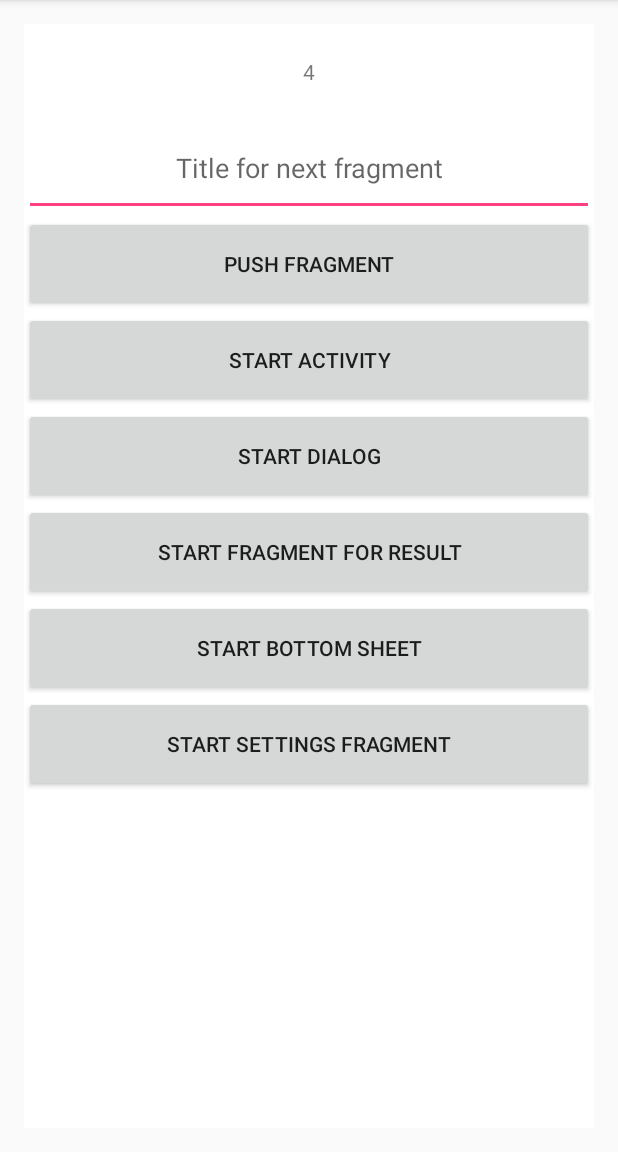
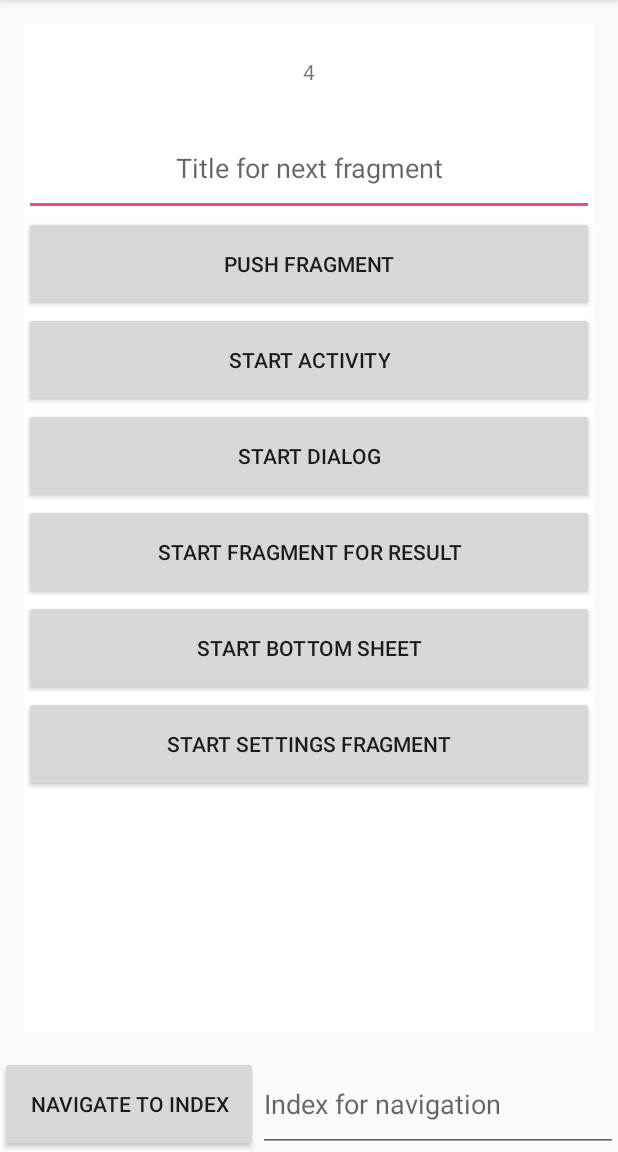
Before and after one commit to zyvpeople/FragmentNavigation, an Android app: the screen it shows after launch (MainActivity), on a phone screen of 412 x 824 dp, the part 84-1236 px from its top. Run offline under Robolectric (Android 15) with nearby library versions, the phone set to English and light mode, and no system bars.

Commit message:
added 'navigate' method

```diff
--- a/app/src/main/java/com/develop/zuzik/fragmentnavigation/MainActivity.kt
+++ b/app/src/main/java/com/develop/zuzik/fragmentnavigation/MainActivity.kt
@@ -3,8 +3,9 @@ package com.develop.zuzik.fragmentnavigation
 import android.os.Bundle
 import android.support.v4.app.Fragment
 import android.support.v7.app.AppCompatActivity
+import com.develop.zuzik.fragmentnavigation.dsl.Scene
 import com.develop.zuzik.fragmentnavigation.navigation_fragment.NavigationFragment
-import com.develop.zuzik.fragmentnavigation.dsl.Scene
+import kotlinx.android.synthetic.main.activity_main.*
 
 class MainActivity : AppCompatActivity(), NavigationContainer {
 
@@ -19,6 +20,10 @@ class MainActivity : AppCompatActivity(), NavigationContainer {
                     .beginTransaction()
                     .add(R.id.placeholder, navigationFragment)
                     .commit()
+        }
+        navigateToIndex.setOnClickListener {
+            val indexForNavigation = Integer.parseInt(navigationIndex.text.toString())
+            navigationFragment()?.navigateToIndex(indexForNavigation)
         }
     }
 
--- a/app/src/main/java/com/develop/zuzik/fragmentnavigation/navigation_fragment/NavigationFragment.kt
+++ b/app/src/main/java/com/develop/zuzik/fragmentnavigation/navigation_fragment/NavigationFragment.kt
@@ -10,4 +10,5 @@ interface NavigationFragment {
 
     fun pushChild(child: Fragment)
     fun popChild(fail: () -> Unit)
+    fun navigateToIndex(index: Int)
 }
--- a/app/src/main/java/com/develop/zuzik/fragmentnavigation/pager_navigation_fragment/PagerNavigationFragment.kt
+++ b/app/src/main/java/com/develop/zuzik/fragmentnavigation/pager_navigation_fragment/PagerNavigationFragment.kt
@@ -6,8 +6,8 @@ import android.view.LayoutInflater
 import android.view.View
 import android.view.ViewGroup
 import com.develop.zuzik.fragmentnavigation.R
+import com.develop.zuzik.fragmentnavigation.navigation_fragment.FragmentFactory
 import com.develop.zuzik.fragmentnavigation.navigation_fragment.NavigationFragment
-import com.develop.zuzik.fragmentnavigation.navigation_fragment.FragmentFactory
 import kotlinx.android.synthetic.main.fragment_pager_navigation.*
 
 /**
@@ -56,6 +56,10 @@ class PagerNavigationFragment : Fragment(), NavigationFragment {
         popChild(viewPager.currentItem, fail)
     }
 
+    override fun navigateToIndex(index: Int) {
+        viewPager.setCurrentItem(index, true)
+    }
+
     //endregion
 
     fun pushChild(child: Fragment, parent: Fragment) {
--- a/app/src/main/java/com/develop/zuzik/fragmentnavigation/stack_navigation_fragment/StackNavigationFragment.kt
+++ b/app/src/main/java/com/develop/zuzik/fragmentnavigation/stack_navigation_fragment/StackNavigationFragment.kt
@@ -66,5 +66,13 @@ class StackNavigationFragment : Fragment(), NavigationFragment {
         }
     }
 
+    override fun navigateToIndex(index: Int) {
+        val firstIndexToDelete = index + 1
+        val lastIndexToDelete = childFragmentManager.backStackEntryCount - 1
+        (firstIndexToDelete..lastIndexToDelete).forEach {
+            childFragmentManager.popBackStack()
+        }
+    }
+
     //endregion
 }
--- a/app/src/main/res/layout/activity_main.xml
+++ b/app/src/main/res/layout/activity_main.xml
@@ -1,12 +1,39 @@
 <?xml version="1.0" encoding="utf-8"?>
-<FrameLayout
-    android:id="@+id/placeholder"
+<LinearLayout
     xmlns:android="http://schemas.android.com/apk/res/android"
     xmlns:tools="http://schemas.android.com/tools"
     android:layout_width="match_parent"
     android:layout_height="match_parent"
-    android:paddingBottom="@dimen/activity_vertical_margin"
-    android:paddingLeft="@dimen/activity_horizontal_margin"
-    android:paddingRight="@dimen/activity_horizontal_margin"
-    android:paddingTop="@dimen/activity_vertical_margin"
-    tools:context="com.develop.zuzik.fragmentnavigation.MainActivity"/>
+    android:orientation="vertical">
+
+    <FrameLayout
+        android:id="@+id/placeholder"
+        android:layout_width="match_parent"
+        android:layout_height="0dp"
+        android:layout_weight="1"
+        android:paddingBottom="@dimen/activity_vertical_margin"
+        android:paddingLeft="@dimen/activity_horizontal_margin"
+        android:paddingRight="@dimen/activity_horizontal_margin"
+        android:paddingTop="@dimen/activity_vertical_margin"
+        tools:context="com.develop.zuzik.fragmentnavigation.MainActivity"/>
+
+    <LinearLayout
+        android:layout_width="match_parent"
+        android:layout_height="64dp"
+        android:orientation="horizontal">
+
+        <Button
+            android:id="@+id/navigateToIndex"
+            android:layout_width="172dp"
+            android:layout_height="match_parent"
+            android:text="Navigate to index"/>
+
+        <EditText
+            android:id="@+id/navigationIndex"
+            android:layout_width="match_parent"
+            android:layout_height="match_parent"
+            android:hint="Index for navigation"/>
+
+    </LinearLayout>
+
+</LinearLayout>
```
